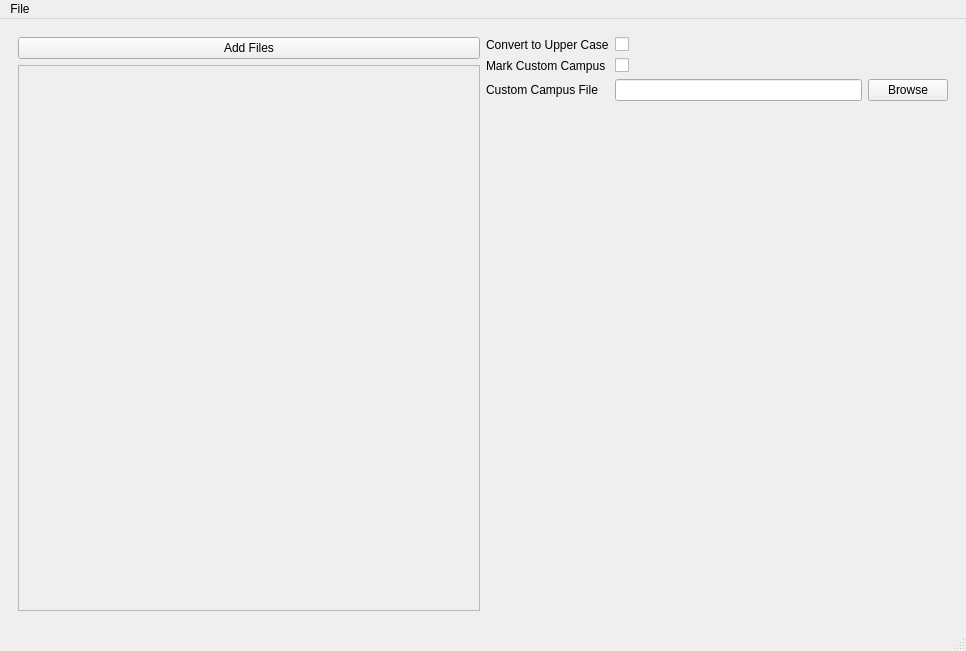
The window that ui/mainwindow.ui (jepaynedev/MailPrep) describes before a commit, drawn with Qt 5.
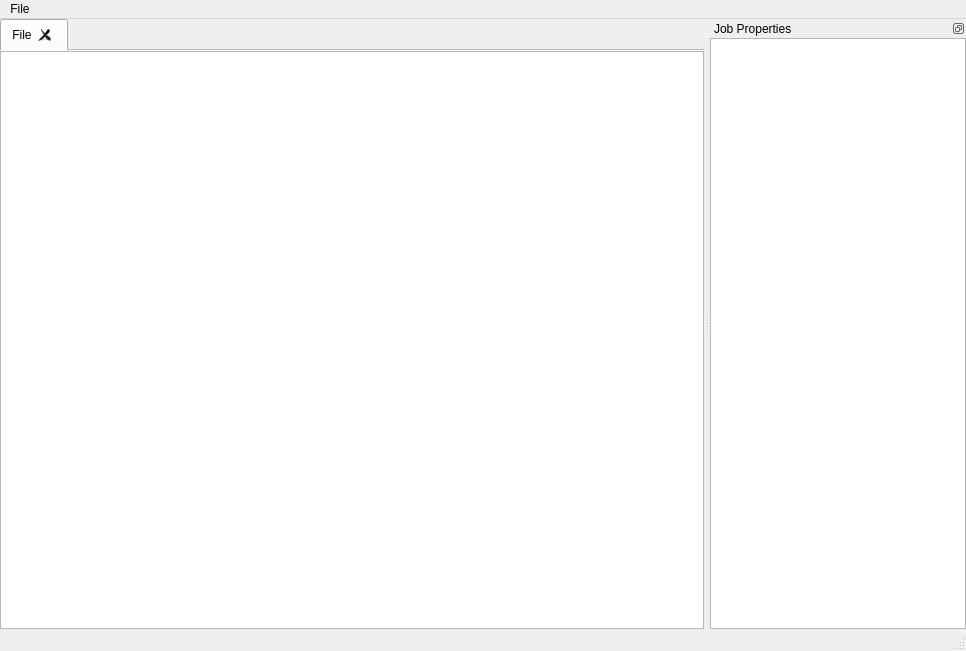
The same window after the commit. The open tabs and pages were chosen to show the change.

Commit message: Add dockable properties menu and file tab area

What changed in the file:
```diff
--- a/ui/mainwindow.ui
+++ b/ui/mainwindow.ui
@@ -20,108 +20,55 @@
    <string>Mail Prep</string>
   </property>
   <widget class="QWidget" name="centralwidget">
-   <layout class="QVBoxLayout" name="verticalLayout_2">
+   <layout class="QVBoxLayout" name="verticalLayout">
+    <property name="spacing">
+     <number>0</number>
+    </property>
+    <property name="leftMargin">
+     <number>0</number>
+    </property>
+    <property name="topMargin">
+     <number>0</number>
+    </property>
+    <property name="rightMargin">
+     <number>0</number>
+    </property>
+    <property name="bottomMargin">
+     <number>0</number>
+    </property>
     <item>
-     <widget class="QStackedWidget" name="stackedWidget">
-      <property name="currentIndex">
-       <number>0</number>
+     <widget class="QTabWidget" name="tabWidget_fileContentDisplayTabWidget">
+      <property name="documentMode">
+       <bool>true</bool>
       </property>
-      <widget class="QWidget" name="pageLanding">
-       <layout class="QVBoxLayout" name="verticalLayout"/>
-      </widget>
-      <widget class="QWidget" name="pageJob">
-       <layout class="QHBoxLayout" name="horizontalLayout_2">
+      <property name="tabsClosable">
+       <bool>true</bool>
+      </property>
+      <property name="movable">
+       <bool>true</bool>
+      </property>
+      <widget class="QWidget" name="tab_fileContentDisplayTab">
+       <attribute name="title">
+        <string>File</string>
+       </attribute>
+       <layout class="QVBoxLayout" name="verticalLayout_2">
+        <property name="spacing">
+         <number>0</number>
+        </property>
+        <property name="leftMargin">
+         <number>0</number>
+        </property>
+        <property name="topMargin">
+         <number>0</number>
+        </property>
+        <property name="rightMargin">
+         <number>0</number>
+        </property>
+        <property name="bottomMargin">
+         <number>0</number>
+        </property>
         <item>
-         <layout class="QVBoxLayout" name="verticalLayout_fileInputColumn">
-          <item>
-           <widget class="QPushButton" name="pushButton_addFiles">
-            <property name="text">
-             <string>Add Files</string>
-            </property>
-           </widget>
-          </item>
-          <item>
-           <widget class="QScrollArea" name="scrollArea_files">
-            <property name="minimumSize">
-             <size>
-              <width>328</width>
-              <height>0</height>
-             </size>
-            </property>
-            <property name="widgetResizable">
-             <bool>true</bool>
-            </property>
-            <widget class="QWidget" name="scrollAreaWidgetContents">
-             <property name="geometry">
-              <rect>
-               <x>0</x>
-               <y>0</y>
-               <width>458</width>
-               <height>542</height>
-              </rect>
-             </property>
-             <layout class="QVBoxLayout" name="verticalLayout_4">
-              <item>
-               <layout class="QVBoxLayout" name="verticalLayout_files"/>
-              </item>
-             </layout>
-            </widget>
-           </widget>
-          </item>
-         </layout>
-        </item>
-        <item>
-         <layout class="QFormLayout" name="formLayout_jobControls">
-          <item row="0" column="0">
-           <widget class="QLabel" name="label_convertUpper">
-            <property name="text">
-             <string>Convert to Upper Case</string>
-            </property>
-           </widget>
-          </item>
-          <item row="0" column="1">
-           <widget class="QCheckBox" name="checkBox_convertUpper">
-            <property name="text">
-             <string/>
-            </property>
-           </widget>
-          </item>
-          <item row="1" column="0">
-           <widget class="QLabel" name="label_markCustomCampus">
-            <property name="text">
-             <string>Mark Custom Campus</string>
-            </property>
-           </widget>
-          </item>
-          <item row="1" column="1">
-           <widget class="QCheckBox" name="checkBox_markCustomCampus">
-            <property name="text">
-             <string/>
-            </property>
-           </widget>
-          </item>
-          <item row="2" column="0">
-           <widget class="QLabel" name="label_customCampusFile">
-            <property name="text">
-             <string>Custom Campus File</string>
-            </property>
-           </widget>
-          </item>
-          <item row="2" column="1">
-           <layout class="QHBoxLayout" name="horizontalLayout_customCampusFile">
-            <item>
-             <widget class="QLineEdit" name="lineEdit_customCampusFile"/>
-            </item>
-            <item>
-             <widget class="QPushButton" name="pushButton_browseCustomCampus">
-              <property name="text">
-               <string>Browse</string>
-              </property>
-             </widget>
-            </item>
-           </layout>
-          </item>
-         </layout>
+         <widget class="QTableView" name="tableView_fileContents"/>
         </item>
        </layout>
       </widget>
@@ -150,6 +97,45 @@
    <addaction name="menu_MailPrep"/>
   </widget>
   <widget class="QStatusBar" name="statusbar"/>
+  <widget class="QDockWidget" name="dockWidget_jobProperties">
+   <property name="floating">
+    <bool>false</bool>
+   </property>
+   <property name="features">
+    <set>QDockWidget::DockWidgetFloatable|QDockWidget::DockWidgetMovable</set>
+   </property>
+   <property name="allowedAreas">
+    <set>Qt::LeftDockWidgetArea|Qt::RightDockWidgetArea</set>
+   </property>
+   <property name="windowTitle">
+    <string>Job Properties</string>
+   </property>
+   <attribute name="dockWidgetArea">
+    <number>2</number>
+   </attribute>
+   <widget class="QWidget" name="dockWidgetContents_jobProperties">
+    <layout class="QVBoxLayout" name="verticalLayout_3">
+     <property name="spacing">
+      <number>0</number>
+     </property>
+     <property name="leftMargin">
+      <number>0</number>
+     </property>
+     <property name="topMargin">
+      <number>0</number>
+     </property>
+     <property name="rightMargin">
+      <number>0</number>
+     </property>
+     <property name="bottomMargin">
+      <number>0</number>
+     </property>
+     <item>
+      <widget class="QTreeView" name="treeView_jobProperties"/>
+     </item>
+    </layout>
+   </widget>
+  </widget>
   <action name="actionExit">
    <property name="text">
     <string>E&amp;xit</string>
```
Left out of the diff: 32 changed lines with no effect on the pictures. The commit also changes 1 other file.
